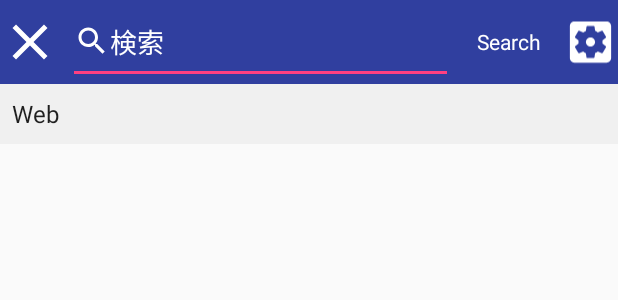
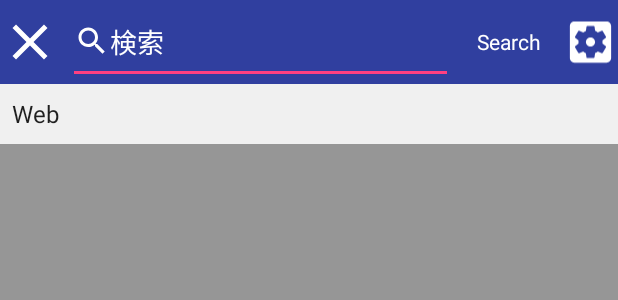
Before and after one commit to toastkidjp/SearchWidget_Android, an Android app: the layout activity_search.xml on its own in the app's theme, with its tools: preview values and no code run, on a phone screen of 412 x 824 dp. Shown: the top 300 px of the screen. Run offline under Robolectric (Android 15) with nearby library versions, the phone set to English and light mode, and no system bars.

Commit message:
Implement enable search background closeable.

```diff
--- a/app/src/main/res/layout/activity_search.xml
+++ b/app/src/main/res/layout/activity_search.xml
@@ -1,12 +1,13 @@
 <?xml version="1.0" encoding="utf-8"?>
 <LinearLayout xmlns:android="http://schemas.android.com/apk/res/android"
+    android:id="@+id/search_background"
     android:orientation="vertical"
     android:layout_width="match_parent"
     android:layout_height="match_parent"
-    android:background="@color/transparent"
+    android:background="@color/darkgray_scale"
     >
     <LinearLayout
-        android:id="@+id/searchbox_background"
+        android:id="@+id/box_background"
         android:orientation="horizontal"
         android:layout_width="match_parent"
         android:layout_height="56dp"
--- a/app/src/main/res/values/colors.xml
+++ b/app/src/main/res/values/colors.xml
@@ -6,6 +6,7 @@
     <color name="white">#FFFFFFFF</color>
     <color name="soft_background">#FFF0F0F0</color>
     <color name="transparent">#00000000</color>
+    <color name="darkgray_scale">#66000000</color>
     <color name="c6">#80111111</color>
     <color name="initial_background">#33000022</color>
 </resources>
```
Also changed, not shown: app/src/main/java/jp/toastkid/search_widget/search/SearchActivity.java (+7 -2 lines).
